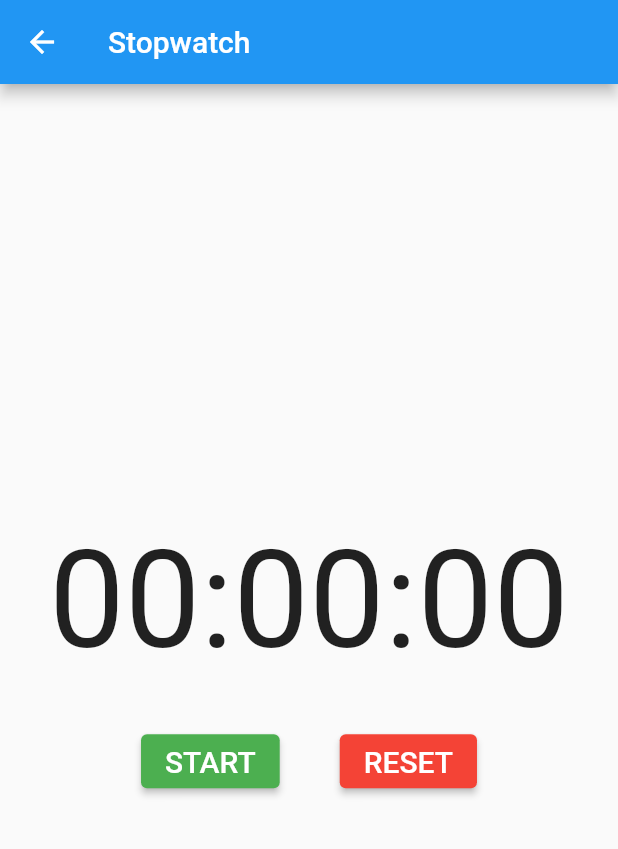
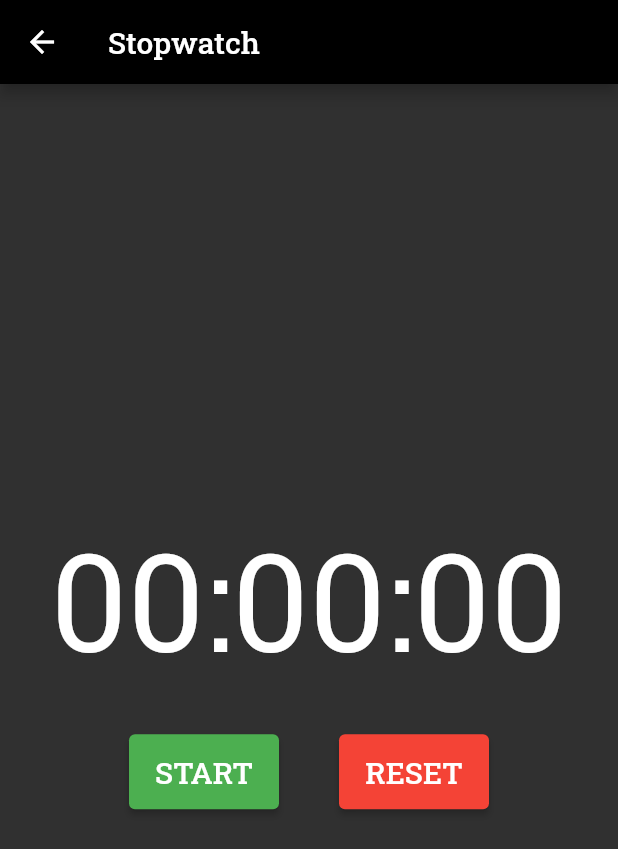
Before and after one commit to LouisRuncieman/SBWOD, a Flutter app: the screen it shows after launch, after a tap on "FOR TIME", on a phone screen of 412 x 824 dp. Shown: the top 849 px of the screen. Run offline on Flutter 3.47's test engine with Material 2 defaults, Android fonts, the phone set to English and light mode, and no system bars; our stand-ins replace google_fonts.

Commit message:
Homepage buttons into column. Centered vertically. Added font family from googlefonts. Defined default colours.

```diff
--- a/lib/homepage.dart
+++ b/lib/homepage.dart
@@ -3,7 +3,6 @@ import 'package:workout_buddy/stopwatch.dart';
 import 'package:workout_buddy/settings.dart';
 
 class HomePageWidget extends StatelessWidget {
-  // const MyStatelessWidget({Key? key}) : super(key: key);
 
   @override
   Widget build(BuildContext context) {
@@ -35,15 +34,14 @@ class HomePageWidget extends StatelessWidget {
         Align(
           alignment: Alignment.center,
           child: Padding(
-            padding: EdgeInsets.all(10),
+            padding: EdgeInsets.all(50),
             child: Column(
+              mainAxisAlignment: MainAxisAlignment.center,
+              crossAxisAlignment: CrossAxisAlignment.center,
               children: <Widget>[
-                ButtonBar(
-                  alignment: MainAxisAlignment.center,
-                  mainAxisSize: MainAxisSize.min,
-                  children: <Widget>[
-                    ElevatedButton(
-                      style: ElevatedButton.styleFrom(primary: Colors.black),
+                Padding(
+                  padding: EdgeInsets.all(50),
+                  child: ElevatedButton(
                     child: new Text('FOR TIME'),
                     onPressed: () {
                       Navigator.push(
@@ -52,35 +50,25 @@ class HomePageWidget extends StatelessWidget {
                       );
                     },
                   ),
-                    ElevatedButton(
+                ),
+            Padding(
+              padding: EdgeInsets.all(50),
+              child: ElevatedButton(
                 child: Text('AMRAP'),
-                      style: ElevatedButton.styleFrom(primary: Colors.black),
                 onPressed: () {/** */},
               ),
-                    ElevatedButton(
+            ),
+            Padding(
+              padding: EdgeInsets.all(50),
+              child: ElevatedButton(
                 child: Text('ROUNDS FT'),
-                      style: ElevatedButton.styleFrom(primary: Colors.black),
                 onPressed: () {/** */},
               ),
-                  ],
             ),
               ],
             )
           )
         )
     );
-    // body: const Center(
-      //   child: Text(
-      //     'This is the home page',
-      //     style: TextStyle(fontSize: 24),
-      //       // onPressed: () {
-      //       //   Navigator.push(
-      //       //     context,
-      //       //     MaterialPageRoute(builder: (context) => Stopwatch()),
-      //       //   );
-      //       // }
-      //   ),
-      // ),
-    // );
   }
 }
--- a/lib/main.dart
+++ b/lib/main.dart
@@ -1,5 +1,7 @@
 import 'package:flutter/material.dart';
 import 'package:workout_buddy/homepage.dart';
+import 'package:google_fonts/google_fonts.dart';
+
 void main() {
   runApp(MyApp());
 }
@@ -11,6 +13,21 @@ class MyApp extends StatelessWidget {
     return MaterialApp(
       title: 'Flutter Demo',
       home: HomePageWidget(),
+      theme: ThemeData(
+        brightness: Brightness.dark,
+        primaryColor: Colors.black,
+        accentColor: Color.fromRGBO(220, 171, 18, 1.0),
+
+        elevatedButtonTheme: ElevatedButtonThemeData(
+            style: ElevatedButton.styleFrom(
+              primary: Colors.black,
+              minimumSize: Size(100.0, 50.0),
+            )
+        ),
+        fontFamily: GoogleFonts.robotoSlab().fontFamily,
+        // fontFamily: 'Raleway',
+
+      ),
     );
   }
 }
--- a/pubspec.yaml
+++ b/pubspec.yaml
@@ -28,6 +28,7 @@ dependencies:
   # The following adds the Cupertino Icons font to your application.
   # Use with the CupertinoIcons class for iOS style icons.
   cupertino_icons: ^1.0.2
+  google_fonts: ^1.1.2
 
 dev_dependencies:
   flutter_test:
@@ -44,6 +45,8 @@ flutter:
   # the material Icons class.
   uses-material-design: true
 
+  assets:
+    - google_fonts/
   # To add assets to your application, add an assets section, like this:
   # assets:
   #   - images/a_dot_burr.jpeg
```
Also changed, not shown: google_fonts/RobotoSlab-Black.ttf (added), google_fonts/RobotoSlab-Bold.ttf (added), google_fonts/RobotoSlab-ExtraBold.ttf (added), google_fonts/RobotoSlab-ExtraLight.ttf (added), google_fonts/RobotoSlab-Light.ttf (added), google_fonts/RobotoSlab-Medium.ttf (added), google_fonts/RobotoSlab-Regular.ttf (added), google_fonts/RobotoSlab-SemiBold.ttf (added), google_fonts/RobotoSlab-Thin.ttf (added), pubspec.lock. Lines whose indentation alone changed are shown as unchanged.
